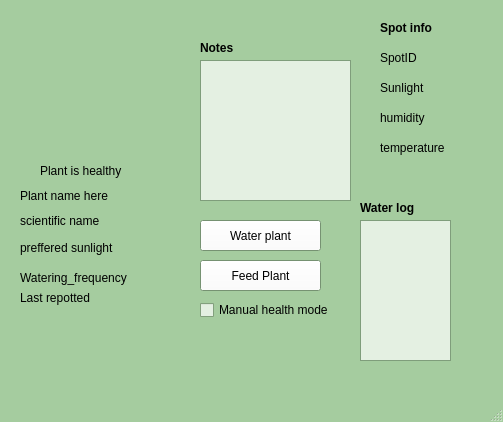
First picture: the form in project/ui/plant_view.ui, repository denzelxav/Plantfolio, before the edit.
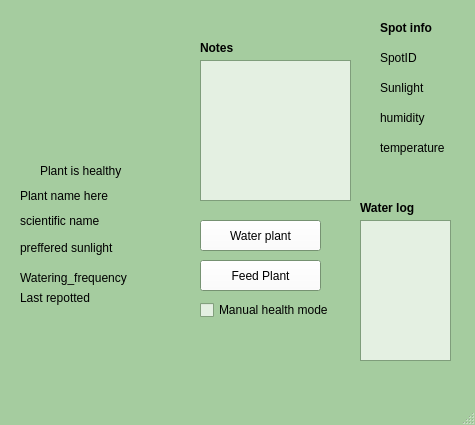
Second picture: the form after the edit. Icons and pictures are not drawn.

Commit message: Set fixed sizes for windows

Patch:
```diff
--- a/project/ui/plant_view.ui
+++ b/project/ui/plant_view.ui
@@ -6,10 +6,22 @@
    <rect>
     <x>0</x>
     <y>0</y>
-    <width>503</width>
-    <height>422</height>
+    <width>475</width>
+    <height>425</height>
    </rect>
   </property>
+  <property name="minimumSize">
+   <size>
+    <width>475</width>
+    <height>425</height>
+   </size>
+  </property>
+  <property name="maximumSize">
+   <size>
+    <width>475</width>
+    <height>425</height>
+   </size>
+  </property>
   <property name="palette">
    <palette>
     <active>
```
Left out of the diff: 2 changed lines with no effect on the pictures. The commit also changes 4 other files.
